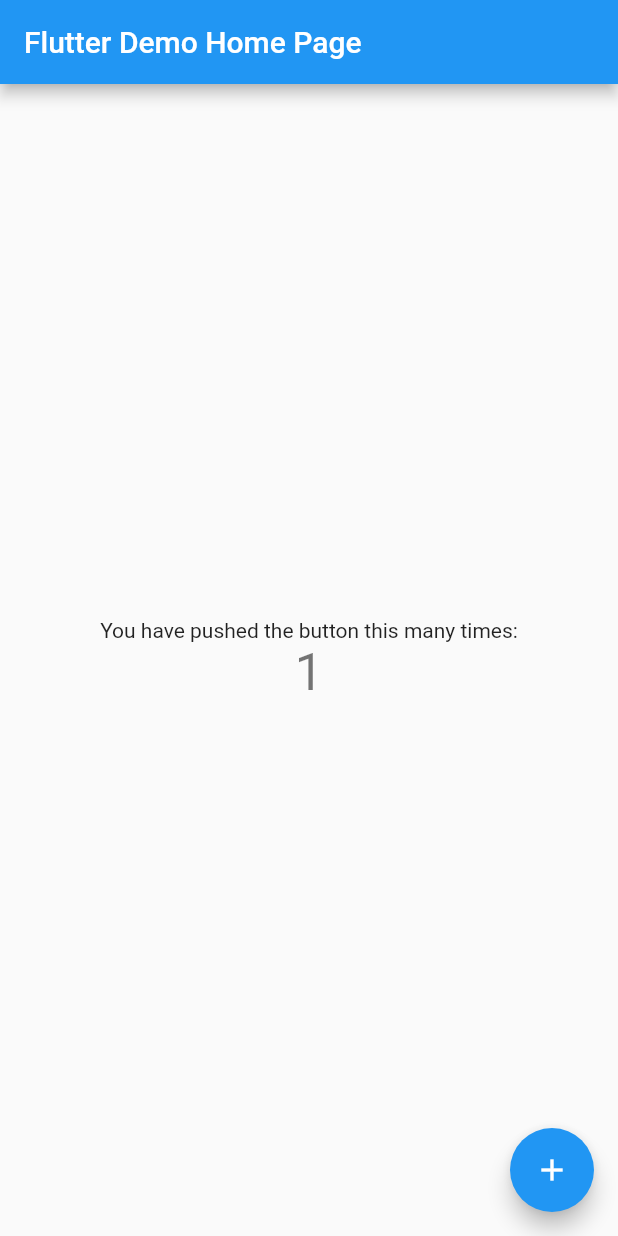
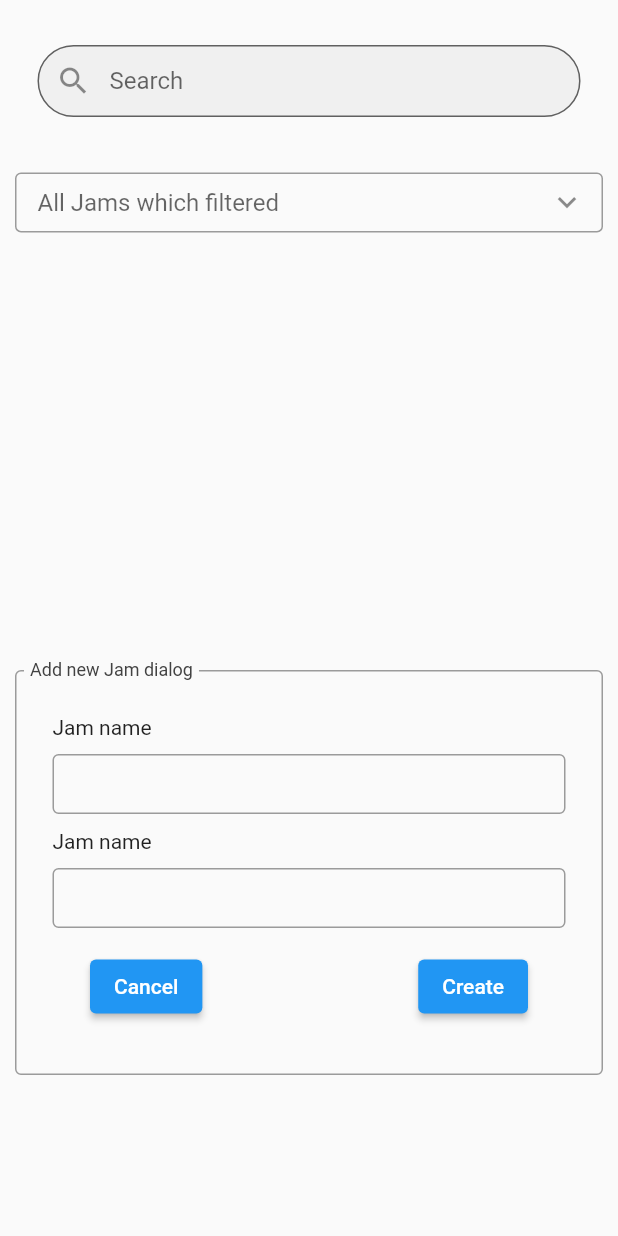
Before and after one commit to wejam4621/jam-flutter, a Flutter app: the screen it shows after launch, after a tap on the "add" icon, on a phone screen of 412 x 824 dp. Run offline on Flutter 3.47's test engine with Material 2 defaults, Android fonts, the phone set to English and light mode, and no system bars.

Commit message:
vuong commit

```diff
--- a/we_jam/lib/main.dart
+++ b/we_jam/lib/main.dart
@@ -1,105 +1,19 @@
 import 'package:flutter/material.dart';
+import 'package:we_jam/screen/home_screen.dart';
 
 void main() {
   runApp(MyApp());
 }
 
 class MyApp extends StatelessWidget {
-  // This widget is the root of your application.
   @override
   Widget build(BuildContext context) {
     return MaterialApp(
       title: 'Flutter Demo',
       theme: ThemeData(
-        // This is the theme of your application.
-        //
-        // Try running your application with "flutter run". You'll see the
-        // application has a blue toolbar. Then, without quitting the app, try
-        // changing the primarySwatch below to Colors.green and then invoke
-        // "hot reload" (press "r" in the console where you ran "flutter run",
-        // or simply save your changes to "hot reload" in a Flutter IDE).
-        // Notice that the counter didn't reset back to zero; the application
-        // is not restarted.
         primarySwatch: Colors.blue,
       ),
       home: MyHomePage(title: 'Flutter Demo Home Page'),
     );
   }
 }
-
-class MyHomePage extends StatefulWidget {
-  MyHomePage({Key key, this.title}) : super(key: key);
-
-
-  final String title;
-
-  @override
-  _MyHomePageState createState() => _MyHomePageState();
-}
-
-class _MyHomePageState extends State<MyHomePage> {
-  int _counter = 0;
-
-  void _incrementCounter() {
-    setState(() {
-      // This call to setState tells the Flutter framework that something has
-      // changed in this State, which causes it to rerun the build method below
-      // so that the display can reflect the updated values. If we changed
-      // _counter without calling setState(), then the build method would not be
-      // called again, and so nothing would appear to happen.
-      _counter++;
-    });
-  }
-
-  @override
-  Widget build(BuildContext context) {
-    // This method is rerun every time setState is called, for instance as done
-    // by the _incrementCounter method above.
-    //
-    // The Flutter framework has been optimized to make rerunning build methods
-    // fast, so that you can just rebuild anything that needs updating rather
-    // than having to individually change instances of widgets.
-    return Scaffold(
-      appBar: AppBar(
-        // Here we take the value from the MyHomePage object that was created by
-        // the App.build method, and use it to set our appbar title.
-        title: Text(widget.title),
-      ),
-      body: Center(
-        // Center is a layout widget. It takes a single child and positions it
-        // in the middle of the parent.
-        child: Column(
-          // Column is also a layout widget. It takes a list of children and
-          // arranges them vertically. By default, it sizes itself to fit its
-          // children horizontally, and tries to be as tall as its parent.
-          //
-          // Invoke "debug painting" (press "p" in the console, choose the
-          // "Toggle Debug Paint" action from the Flutter Inspector in Android
-          // Studio, or the "Toggle Debug Paint" command in Visual Studio Code)
-          // to see the wireframe for each widget.
-          //
-          // Column has various properties to control how it sizes itself and
-          // how it positions its children. Here we use mainAxisAlignment to
-          // center the children vertically; the main axis here is the vertical
-          // axis because Columns are vertical (the cross axis would be
-          // horizontal).
-          mainAxisAlignment: MainAxisAlignment.center,
-          children: <Widget>[
-            Text(
-              'You have pushed the button this many times:',
-            ),
-            Text(
-              '$_counter',
-              style: Theme.of(context).textTheme.headline4,
-            ),
-          ],
-        ),
-      ),
-      floatingActionButton: FloatingActionButton(
-        onPressed: _incrementCounter,
-        tooltip: 'Increment',
-        child: Icon(Icons.add),
-      ), // This trailing comma makes auto-formatting nicer for build methods.
-    );
-  }
-}
--- /dev/null
+++ b/we_jam/lib/screen/home_screen.dart
@@ -0,0 +1,177 @@
+import 'package:flutter/cupertino.dart';
+import 'package:flutter/material.dart';
+import 'package:we_jam/utils/widget/drop_down_widget.dart';
+
+class MyHomePage extends StatefulWidget {
+  MyHomePage({Key key, this.title}) : super(key: key);
+
+  final String title;
+
+  @override
+  _MyHomePageState createState() => _MyHomePageState();
+}
+
+class _MyHomePageState extends State<MyHomePage> {
+  var dropDownValue;
+  FocusNode dropdownFocusNode = new FocusNode();
+  FocusNode searchFocusNode = new FocusNode();
+  bool showDialog = false;
+
+  @override
+  Widget build(BuildContext context) {
+    return GestureDetector(
+      onTap: () {
+        dropdownFocusNode.unfocus();
+        searchFocusNode.unfocus();
+        setState(() {
+          DropdownWidget.dropDown = !DropdownWidget.dropDown;
+        });
+      },
+      child: Scaffold(
+        body: SingleChildScrollView(
+          child: Center(
+            child: Padding(
+              padding: const EdgeInsets.symmetric(vertical: 30, horizontal: 10),
+              child: Container(
+                height: MediaQuery.of(context).size.height * 2.5 / 3,
+                child: Column(
+                  mainAxisAlignment: MainAxisAlignment.spaceBetween,
+                  children: <Widget>[
+                    Column(
+                      children: [
+                        Padding(
+                          padding: const EdgeInsets.symmetric(horizontal: 15),
+                          child: SizedBox(
+                            height: MediaQuery.of(context).size.height / 15,
+                            child: TextField(
+                              focusNode: searchFocusNode,
+                              decoration: InputDecoration(
+                                  contentPadding: EdgeInsets.zero,
+                                  hintText: "Search",
+                                  prefixIcon: Icon(Icons.search),
+                                  filled: true,
+                                  border: OutlineInputBorder(
+                                    borderRadius: const BorderRadius.all(
+                                      const Radius.circular(50.0),
+                                    ),
+                                  )),
+                            ),
+                          ),
+                        ),
+                        Padding(
+                          padding: const EdgeInsets.only(top: 30),
+                          child: DropdownWidget(
+                            focusNode: dropdownFocusNode,
+                            itemsValue: [1, 2, 3],
+                            label: "All Jams which filtered",
+                          ),
+                        ),
+                      ],
+                    ),
+                    showDialog
+                        ? Container(
+                            width: MediaQuery.of(context).size.width,
+                            child: Padding(
+                              padding: const EdgeInsets.only(top: 30),
+                              child: Column(
+                                children: [
+                                  InputDecorator(
+                                    decoration: InputDecoration(
+                                        contentPadding: EdgeInsets.only(
+                                            right: 10, left: 10, top: 10),
+                                        border: OutlineInputBorder(),
+                                        labelText: "Add new Jam dialog",
+                                        labelStyle: TextStyle(
+                                            color: Colors.grey.shade800)),
+                                    child: Padding(
+                                      padding: const EdgeInsets.symmetric(
+                                          vertical: 15, horizontal: 15),
+                                      child: Container(
+                                        width: double.infinity,
+                                        child: Column(
+                                          crossAxisAlignment:
+                                              CrossAxisAlignment.start,
+                                          children: [
+                                            Padding(
+                                              padding: const EdgeInsets.only(
+                                                  top: 10),
+                                              child: Text("Jam name"),
+                                            ),
+                                            Padding(
+                                              padding: const EdgeInsets.only(
+                                                  top: 10),
+                                              child: SizedBox(
+                                                height: 40,
+                                                child: TextField(
+                                                  decoration: InputDecoration(
+                                                      border:
+                                                          OutlineInputBorder()),
+                                                ),
+                                              ),
+                                            ),
+                                            Padding(
+                                              padding: const EdgeInsets.only(
+                                                  top: 10),
+                                              child: Text("Jam name"),
+                                            ),
+                                            Padding(
+                                              padding: const EdgeInsets.only(
+                                                  top: 10),
+                                              child: SizedBox(
+                                                height: 40,
+                                                child: TextField(
+                                                  decoration: InputDecoration(
+                                                      border:
+                                                          OutlineInputBorder()),
+                                                ),
+                                              ),
+                                            ),
+                                            Padding(
+                                              padding: const EdgeInsets.symmetric(horizontal: 25, vertical: 15  ),
+                                              child: Row(
+                                                mainAxisAlignment: MainAxisAlignment.spaceBetween,
+                                                children: [
+                                                  ElevatedButton(
+                                                      onPressed: () {
+                                                        setState(() {
+                                                          showDialog = !showDialog;
+                                                        });
+                                                      },
+                                                      child: Text("Cancel")),
+                                                  ElevatedButton(
+                                                      onPressed: () {},
+                                                      child: Text("Create")),
+                                                ],
+                                              ),
+                                            )
+                                          ],
+                                        ),
+                                      ),
+                                    ),
+                                  )
+                                ],
+                              ),
+                            ),
+                          )
+                        : Container()
+                  ],
+                ),
+              ),
+            ),
+          ),
+        ),
+        floatingActionButton: showDialog
+            ? null
+            : FloatingActionButton(
+                tooltip: 'Increment',
+                child: Icon(Icons.add),
+                onPressed: () {
+                  setState(() {
+                    showDialog = !showDialog;
+                  });
+                },
+              ),
+      ),
+    );
+  }
+}
--- /dev/null
+++ b/we_jam/lib/utils/widget/drop_down_widget.dart
@@ -0,0 +1,108 @@
+import 'package:flutter/cupertino.dart';
+import 'package:flutter/material.dart';
+
+class DropdownWidget extends StatefulWidget {
+  final FocusNode focusNode;
+  final List itemsValue;
+  final String label;
+  static bool dropDown = false;
+
+  const DropdownWidget({Key key, this.focusNode, this.itemsValue, this.label})
+      : super(key: key);
+
+  @override
+  _DropdownWidgetState createState() => _DropdownWidgetState();
+}
+
+class _DropdownWidgetState extends State<DropdownWidget> {
+  OverlayEntry _overlayEntry;
+  LayerLink _layerLink = LayerLink();
+  TextEditingController textDropdownController = new TextEditingController();
+  @override
+  void initState() {
+    widget.focusNode.addListener(() {
+      if (widget.focusNode.hasFocus) {
+        this._overlayEntry = this._createOverlayEntry();
+        Overlay.of(context).insert(this._overlayEntry);
+      } else {
+        this._overlayEntry.remove();
+      }
+    });
+  }
+
+  OverlayEntry _createOverlayEntry() {
+    RenderBox renderBox = context.findRenderObject();
+    var size = renderBox.size;
+
+    return OverlayEntry(
+        builder: (context) => Positioned(
+              width: size.width,
+              child: CompositedTransformFollower(
+                link: this._layerLink,
+                showWhenUnlinked: false,
+                offset: Offset(0.0, size.height),
+                child: Material(
+                  elevation: 4.0,
+                  child: ListView.builder(
+                      padding: EdgeInsets.zero,
+                      itemCount: widget.itemsValue.length,
+                      shrinkWrap: true,
+                      itemBuilder: (BuildContext context, int index) {
+                        return ListTile(
+                          title: Text(widget.itemsValue[index].toString()),
+                          onTap: () {
+                            textDropdownController.text =
+                                widget.itemsValue[index].toString();
+                            widget.focusNode.unfocus();
+                            setState(() {
+                              DropdownWidget.dropDown = !DropdownWidget.dropDown;
+                            });
+                          },
+                        );
+                      }),
+                ),
+              ),
+            ));
+  }
+
+  @override
+  Widget build(BuildContext context) {
+    if(!widget.focusNode.hasFocus) {
+      DropdownWidget.dropDown =false;
+    }
+    return CompositedTransformTarget(
+      link: this._layerLink,
+      child: SizedBox(
+        height: 40,
+        child: Center(
+          child: TextFormField(
+            controller: textDropdownController,
+            readOnly: true,
+            focusNode: widget.focusNode,
+            onTap: () {
+              if (widget.focusNode.hasFocus) {
+                widget.focusNode.unfocus();
+              }
+              setState(() {
+                DropdownWidget.dropDown = !DropdownWidget.dropDown;
+              });
+            },
+            decoration: InputDecoration(
+                contentPadding: EdgeInsets.symmetric(vertical: 0, horizontal: 15),
+                hintText: widget.label,
+                suffixIcon: DropdownWidget.dropDown
+                    ? Icon(
+                        Icons.keyboard_arrow_up,
+                        size: 25,
+                      )
+                    : Icon(
+                        Icons.keyboard_arrow_down,
+                        size: 25,
+                      ),
+                border: OutlineInputBorder()),
+          ),
+        ),
+      ),
+    );
+  }
+}
```
Also changed, not shown: we_jam/pubspec.lock.
